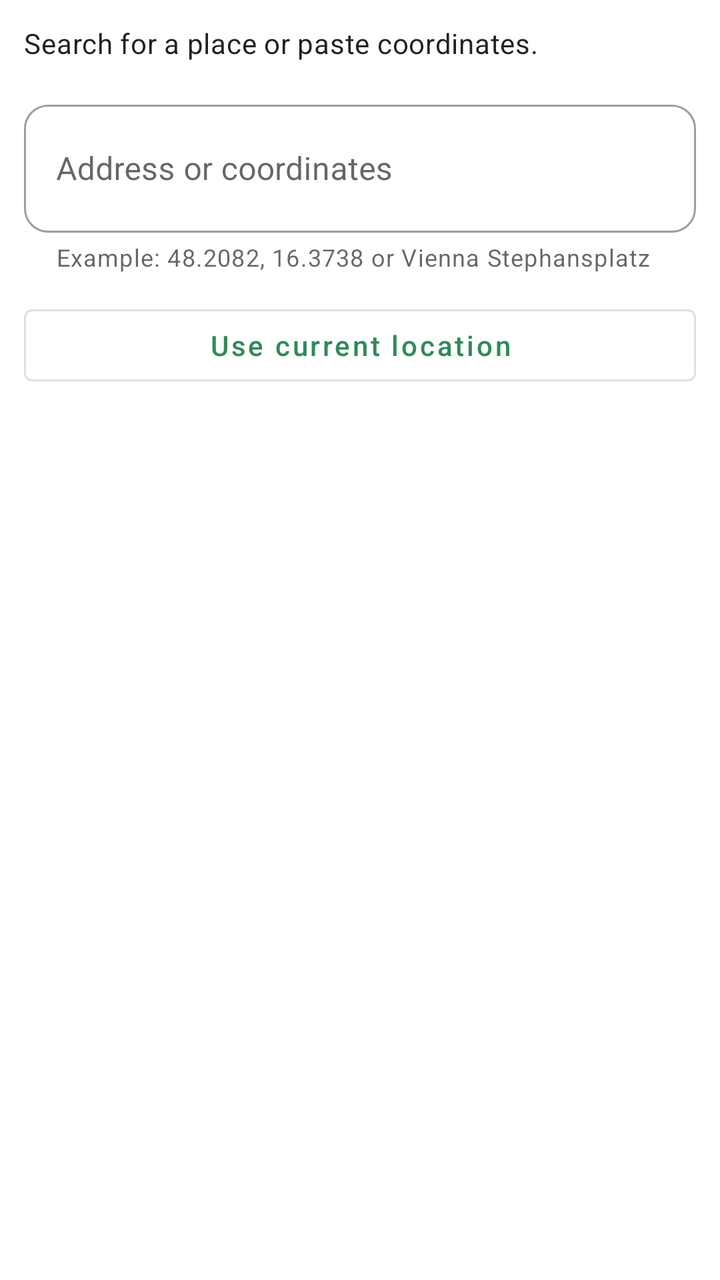
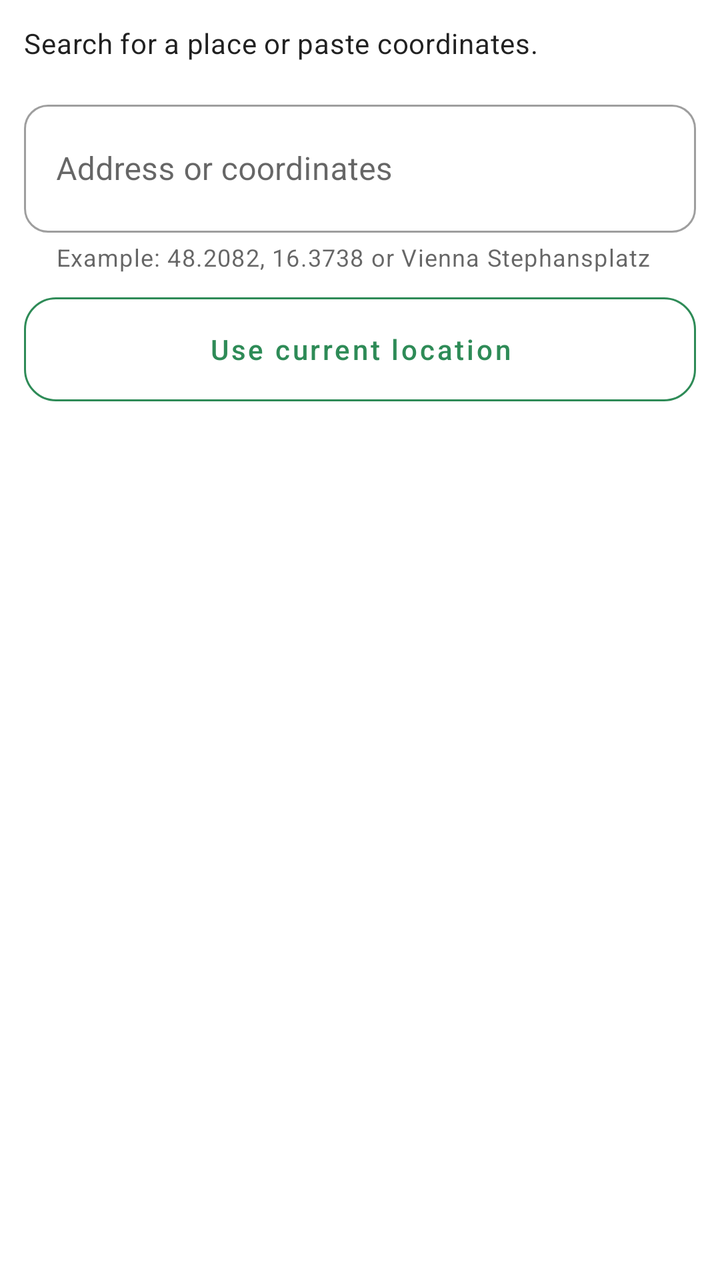

Compare the two renders of this Android layout. The source of the first and the diff that turns it into the second are given below.
<!-- AndroidManifest.xml: application theme Theme.Switchly -->
<!-- res/layout/dialog_location_picker_search.xml -->
<?xml version="1.0" encoding="utf-8"?>
<LinearLayout xmlns:android="http://schemas.android.com/apk/res/android"
    xmlns:app="http://schemas.android.com/apk/res-auto"
    android:layout_width="match_parent"
    android:layout_height="wrap_content"
    android:orientation="vertical"
    android:paddingStart="8dp"
    android:paddingTop="12dp"
    android:paddingEnd="8dp"
    android:paddingBottom="4dp">

    <TextView
        style="@style/TextAppearance.MaterialComponents.Body2"
        android:layout_width="match_parent"
        android:layout_height="wrap_content"
        android:layout_marginStart="4dp"
        android:layout_marginEnd="4dp"
        android:layout_marginBottom="16dp"
        android:text="@string/schedules_location_picker_body" />

    <com.google.android.material.textfield.TextInputLayout
        android:id="@+id/layoutLocationQuery"
        style="@style/Widget.MaterialComponents.TextInputLayout.OutlinedBox"
        android:layout_width="match_parent"
        android:layout_height="wrap_content"
        android:layout_marginStart="4dp"
        android:layout_marginEnd="4dp"
        android:hint="@string/schedules_location_picker_hint"
        app:boxBackgroundMode="outline"
        app:helperText="@string/schedules_location_picker_helper">

        <com.google.android.material.textfield.TextInputEditText
            android:id="@+id/inputLocationQuery"
            android:layout_width="match_parent"
            android:layout_height="wrap_content"
            android:minHeight="64dp"
            android:inputType="textCapSentences" />
    </com.google.android.material.textfield.TextInputLayout>

    <com.google.android.material.button.MaterialButton
        android:id="@+id/btnPickerUseCurrentLocation"
        style="?attr/materialButtonOutlinedStyle"
        android:layout_width="match_parent"
        android:layout_height="wrap_content"
        android:layout_marginStart="4dp"
        android:layout_marginTop="12dp"
        android:layout_marginEnd="4dp"
        android:text="@string/schedules_location_pick_current" />
</LinearLayout>
<!-- resources referenced by this layout -->
<resources>
  <string name="schedules_location_pick_current">Use current location</string>
  <string name="schedules_location_picker_body">Search for a place or paste coordinates.</string>
  <string name="schedules_location_picker_helper">Example: 48.2082, 16.3738 or Vienna Stephansplatz</string>
  <string name="schedules_location_picker_hint">Address or coordinates</string>
  <style name="Theme.Switchly" parent="Theme.MaterialComponents.DayNight.NoActionBar">
  
          
          <item name="colorPrimary">@color/accent_default_green</item>
          <item name="colorPrimaryVariant">@color/accent_default_green</item>
          <item name="colorSecondary">@color/accent_default_green</item>
  
          
          <item name="android:statusBarColor">?attr/colorSurface</item>
          <item name="android:windowLightStatusBar">true</item>
  
          
          <item name="materialButtonStyle">@style/Switchly.Button</item>
          <item name="floatingActionButtonStyle">@style/Switchly.Fab</item>
          <item name="materialCardViewStyle">@style/Switchly.Card</item>
  
          
          <item name="toolbarStyle">@style/Switchly.TopBar</item>
          <item name="actionBarTheme">@style/ThemeOverlay.MaterialComponents.ActionBar</item>
          <item name="actionBarPopupTheme">@style/ThemeOverlay.MaterialComponents.Light</item>
          <item name="android:textColorPrimaryInverse">@android:color/white</item>
  
          
          <item name="textInputStyle">@style/Switchly.TextInputLayout</item>
          <item name="autoCompleteTextViewStyle">@style/Switchly.AutoCompleteText</item>
  
          
          <item name="materialAlertDialogTheme">@style/ThemeOverlay.Switchly.Dialog</item>
      </style>
  <color name="accent_default_green">#2E8B57</color>
  <style name="Switchly.Fab" parent="Widget.MaterialComponents.FloatingActionButton">
          <item name="backgroundTint">?attr/colorPrimary</item>
          <item name="tint">@android:color/white</item>
      </style>
  <style name="Switchly.TopBar" parent="Widget.MaterialComponents.Toolbar">
          
          <item name="android:background">?attr/colorPrimary</item>
          <item name="backgroundTint">?attr/colorPrimary</item>
  
          
          <item name="titleTextColor">@android:color/white</item>
  
          
          <item name="navigationIconTint">@android:color/white</item>
      </style>
  <style name="Switchly.AutoCompleteText" parent="Widget.MaterialComponents.AutoCompleteTextView.OutlinedBox">
          <item name="android:minHeight">56dp</item>
          <item name="android:paddingTop">12dp</item>
          <item name="android:paddingBottom">12dp</item>
          <item name="android:textAppearance">@style/TextAppearance.MaterialComponents.Body1</item>
      </style>
  <style name="ThemeOverlay.Switchly.Dialog" parent="ThemeOverlay.MaterialComponents.MaterialAlertDialog">
          <item name="colorControlActivated">?attr/colorPrimary</item>
          <item name="colorControlHighlight">?attr/colorPrimary</item>
          <item name="colorAccent">?attr/colorPrimary</item>
      </style>
  <style name="ShapeAppearance.Switchly.Card" parent="ShapeAppearance.MaterialComponents.LargeComponent">
          <item name="cornerFamily">rounded</item>
          <item name="cornerSize">26dp</item>
      </style>
  <color name="switchly_card_bg">#F7FFFFFF</color>
  <color name="switchly_card_stroke">#14000000</color>
  <!-- unchanged entries left out for length: 3 -->
</resources>

<!-- the commit's change to res/layout/dialog_location_picker_search.xml (unified diff, before → after) -->
@@ -1,5 +1,6 @@
 <?xml version="1.0" encoding="utf-8"?>
-<LinearLayout xmlns:android="http://schemas.android.com/apk/res/android"
+<LinearLayout
+    xmlns:android="http://schemas.android.com/apk/res/android"
     xmlns:app="http://schemas.android.com/apk/res-auto"
     android:layout_width="match_parent"
     android:layout_height="wrap_content"
@@ -39,7 +40,7 @@
 
     <com.google.android.material.button.MaterialButton
         android:id="@+id/btnPickerUseCurrentLocation"
-        style="?attr/materialButtonOutlinedStyle"
+        style="@style/Switchly.OutlinedButton"
         android:layout_width="match_parent"
         android:layout_height="wrap_content"
         android:layout_marginStart="4dp"
<!-- resource entries referenced after the edit -->
@@ -4,6 +4,15 @@
   <string name="schedules_location_picker_body">Search for a place or paste coordinates.</string>
   <string name="schedules_location_picker_helper">Example: 48.2082, 16.3738 or Vienna Stephansplatz</string>
   <string name="schedules_location_picker_hint">Address or coordinates</string>
+  <style name="Switchly.OutlinedButton" parent="Widget.MaterialComponents.Button.OutlinedButton">
+          <item name="strokeColor">?attr/colorPrimary</item>
+          <item name="android:textColor">?attr/colorPrimary</item>
+          <item name="cornerRadius">16dp</item>
+          <item name="android:textAllCaps">false</item>
+          <item name="android:insetTop">0dp</item>
+          <item name="android:insetBottom">0dp</item>
+          <item name="android:minHeight">52dp</item>
+      </style>
   <style name="Theme.Switchly" parent="Theme.MaterialComponents.DayNight.NoActionBar">
   
           
@@ -17,6 +26,7 @@
   
           
           <item name="materialButtonStyle">@style/Switchly.Button</item>
+          <item name="materialButtonOutlinedStyle">@style/Switchly.OutlinedButton</item>
           <item name="floatingActionButtonStyle">@style/Switchly.Fab</item>
           <item name="materialCardViewStyle">@style/Switchly.Card</item>
   
